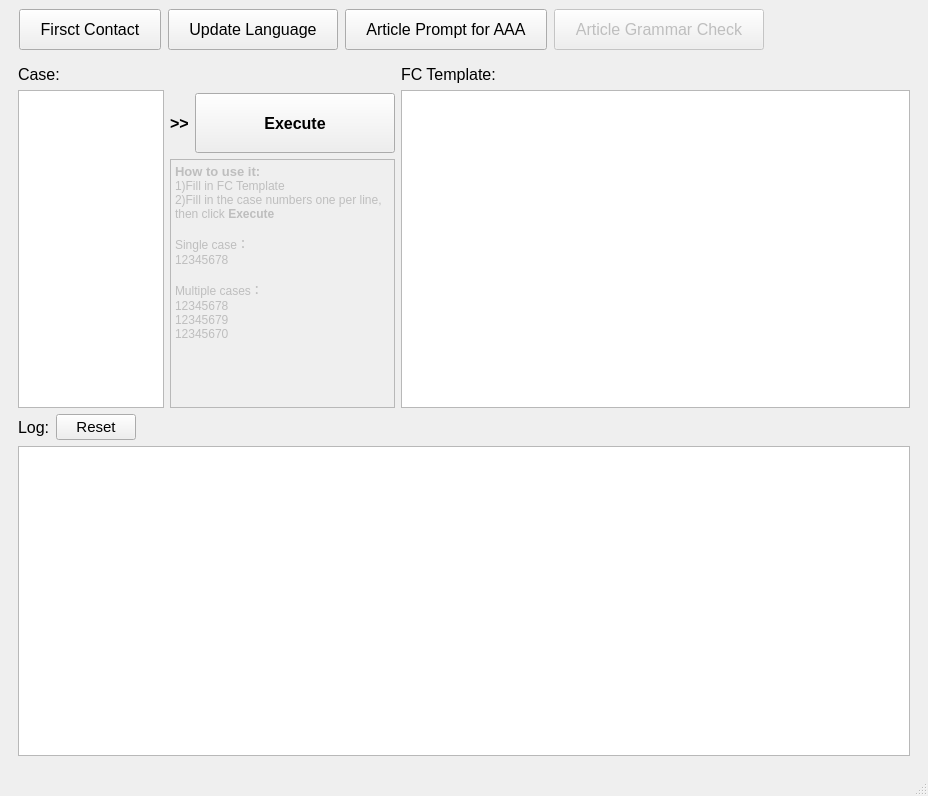
Qt form sfgui_v3.ui (dlgma0/SFTool) before a commit.
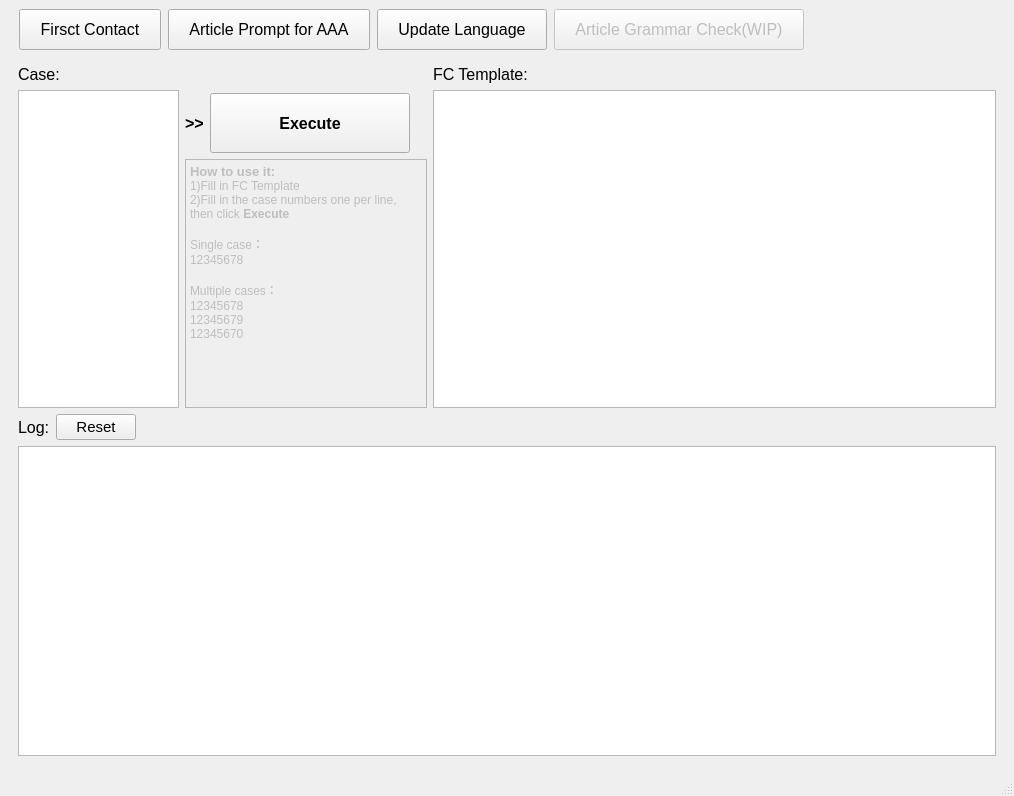
The same form after that commit.

```diff
--- a/sfgui_v3.ui
+++ b/sfgui_v3.ui
@@ -6,7 +6,7 @@
    <rect>
     <x>0</x>
     <y>0</y>
-    <width>928</width>
+    <width>1014</width>
     <height>796</height>
    </rect>
   </property>
@@ -118,18 +118,18 @@
                  <string>&lt;!DOCTYPE HTML PUBLIC &quot;-//W3C//DTD HTML 4.0//EN&quot; &quot;http://www.w3.org/TR/REC-html40/strict.dtd&quot;&gt;
 &lt;html&gt;&lt;head&gt;&lt;meta name=&quot;qrichtext&quot; content=&quot;1&quot; /&gt;&lt;style type=&quot;text/css&quot;&gt;
 p, li { white-space: pre-wrap; }
-&lt;/style&gt;&lt;/head&gt;&lt;body style=&quot; font-family:'SimSun'; font-size:9pt; font-weight:400; font-style:normal;&quot;&gt;
+&lt;/style&gt;&lt;/head&gt;&lt;body style=&quot; font-family:'SimSun'; font-size:7.2pt; font-weight:400; font-style:normal;&quot;&gt;
 &lt;p style=&quot; margin-top:0px; margin-bottom:0px; margin-left:0px; margin-right:0px; -qt-block-indent:0; text-indent:0px;&quot;&gt;&lt;span style=&quot; font-size:10pt; font-weight:600;&quot;&gt;How to use it:&lt;/span&gt;&lt;/p&gt;
-&lt;p style=&quot; margin-top:0px; margin-bottom:0px; margin-left:0px; margin-right:0px; -qt-block-indent:0; text-indent:0px;&quot;&gt;1)Fill in FC Template&lt;/p&gt;
-&lt;p style=&quot; margin-top:0px; margin-bottom:0px; margin-left:0px; margin-right:0px; -qt-block-indent:0; text-indent:0px;&quot;&gt;2)Fill in the case numbers one per line, then click &lt;span style=&quot; font-weight:600;&quot;&gt;Execute&lt;/span&gt;&lt;/p&gt;
-&lt;p style=&quot;-qt-paragraph-type:empty; margin-top:0px; margin-bottom:0px; margin-left:0px; margin-right:0px; -qt-block-indent:0; text-indent:0px; font-weight:600;&quot;&gt;&lt;br /&gt;&lt;/p&gt;
-&lt;p style=&quot; margin-top:0px; margin-bottom:0px; margin-left:0px; margin-right:0px; -qt-block-indent:0; text-indent:0px;&quot;&gt;Single case：&lt;/p&gt;
-&lt;p style=&quot; margin-top:0px; margin-bottom:0px; margin-left:0px; margin-right:0px; -qt-block-indent:0; text-indent:0px;&quot;&gt;12345678&lt;/p&gt;
-&lt;p style=&quot;-qt-paragraph-type:empty; margin-top:0px; margin-bottom:0px; margin-left:0px; margin-right:0px; -qt-block-indent:0; text-indent:0px;&quot;&gt;&lt;br /&gt;&lt;/p&gt;
-&lt;p style=&quot; margin-top:0px; margin-bottom:0px; margin-left:0px; margin-right:0px; -qt-block-indent:0; text-indent:0px;&quot;&gt;Multiple cases：&lt;/p&gt;
-&lt;p style=&quot; margin-top:0px; margin-bottom:0px; margin-left:0px; margin-right:0px; -qt-block-indent:0; text-indent:0px;&quot;&gt;12345678&lt;/p&gt;
-&lt;p style=&quot; margin-top:0px; margin-bottom:0px; margin-left:0px; margin-right:0px; -qt-block-indent:0; text-indent:0px;&quot;&gt;12345679&lt;/p&gt;
-&lt;p style=&quot; margin-top:0px; margin-bottom:0px; margin-left:0px; margin-right:0px; -qt-block-indent:0; text-indent:0px;&quot;&gt;12345670&lt;/p&gt;&lt;/body&gt;&lt;/html&gt;</string>
+&lt;p style=&quot; margin-top:0px; margin-bottom:0px; margin-left:0px; margin-right:0px; -qt-block-indent:0; text-indent:0px;&quot;&gt;&lt;span style=&quot; font-size:9pt;&quot;&gt;1)Fill in FC Template&lt;/span&gt;&lt;/p&gt;
+&lt;p style=&quot; margin-top:0px; margin-bottom:0px; margin-left:0px; margin-right:0px; -qt-block-indent:0; text-indent:0px;&quot;&gt;&lt;span style=&quot; font-size:9pt;&quot;&gt;2)Fill in the case numbers one per line, then click &lt;/span&gt;&lt;span style=&quot; font-size:9pt; font-weight:600;&quot;&gt;Execute&lt;/span&gt;&lt;/p&gt;
+&lt;p style=&quot;-qt-paragraph-type:empty; margin-top:0px; margin-bottom:0px; margin-left:0px; margin-right:0px; -qt-block-indent:0; text-indent:0px; font-size:9pt; font-weight:600;&quot;&gt;&lt;br /&gt;&lt;/p&gt;
+&lt;p style=&quot; margin-top:0px; margin-bottom:0px; margin-left:0px; margin-right:0px; -qt-block-indent:0; text-indent:0px;&quot;&gt;&lt;span style=&quot; font-size:9pt;&quot;&gt;Single case：&lt;/span&gt;&lt;/p&gt;
+&lt;p style=&quot; margin-top:0px; margin-bottom:0px; margin-left:0px; margin-right:0px; -qt-block-indent:0; text-indent:0px;&quot;&gt;&lt;span style=&quot; font-size:9pt;&quot;&gt;12345678&lt;/span&gt;&lt;/p&gt;
+&lt;p style=&quot;-qt-paragraph-type:empty; margin-top:0px; margin-bottom:0px; margin-left:0px; margin-right:0px; -qt-block-indent:0; text-indent:0px; font-size:9pt;&quot;&gt;&lt;br /&gt;&lt;/p&gt;
+&lt;p style=&quot; margin-top:0px; margin-bottom:0px; margin-left:0px; margin-right:0px; -qt-block-indent:0; text-indent:0px;&quot;&gt;&lt;span style=&quot; font-size:9pt;&quot;&gt;Multiple cases：&lt;/span&gt;&lt;/p&gt;
+&lt;p style=&quot; margin-top:0px; margin-bottom:0px; margin-left:0px; margin-right:0px; -qt-block-indent:0; text-indent:0px;&quot;&gt;&lt;span style=&quot; font-size:9pt;&quot;&gt;12345678&lt;/span&gt;&lt;/p&gt;
+&lt;p style=&quot; margin-top:0px; margin-bottom:0px; margin-left:0px; margin-right:0px; -qt-block-indent:0; text-indent:0px;&quot;&gt;&lt;span style=&quot; font-size:9pt;&quot;&gt;12345679&lt;/span&gt;&lt;/p&gt;
+&lt;p style=&quot; margin-top:0px; margin-bottom:0px; margin-left:0px; margin-right:0px; -qt-block-indent:0; text-indent:0px;&quot;&gt;&lt;span style=&quot; font-size:9pt;&quot;&gt;12345670&lt;/span&gt;&lt;/p&gt;&lt;/body&gt;&lt;/html&gt;</string>
                 </property>
                </widget>
               </item>
@@ -907,27 +907,6 @@
         </property>
        </widget>
       </item>
-      <item>
-       <widget class="QPushButton" name="btn_lang">
-        <property name="sizePolicy">
-         <sizepolicy hsizetype="Minimum" vsizetype="Fixed">
-          <horstretch>0</horstretch>
-          <verstretch>0</verstretch>
-         </sizepolicy>
-        </property>
-        <property name="font">
-         <font>
-          <pointsize>12</pointsize>
-         </font>
-        </property>
-        <property name="styleSheet">
-         <string notr="true">padding: 10px 20px;</string>
-        </property>
-        <property name="text">
-         <string>Update Language</string>
-        </property>
-       </widget>
-      </item>
       <item>
        <widget class="QPushButton" name="btn_prompt">
         <property name="font">
@@ -943,6 +922,27 @@
         </property>
        </widget>
       </item>
+      <item>
+       <widget class="QPushButton" name="btn_lang">
+        <property name="sizePolicy">
+         <sizepolicy hsizetype="Minimum" vsizetype="Fixed">
+          <horstretch>0</horstretch>
+          <verstretch>0</verstretch>
+         </sizepolicy>
+        </property>
+        <property name="font">
+         <font>
+          <pointsize>12</pointsize>
+         </font>
+        </property>
+        <property name="styleSheet">
+         <string notr="true">padding: 10px 20px;</string>
+        </property>
+        <property name="text">
+         <string>Update Language</string>
+        </property>
+       </widget>
+      </item>
       <item>
        <widget class="QPushButton" name="btn_grammar">
         <property name="enabled">
@@ -957,7 +957,7 @@
          <string notr="true">padding: 10px 20px;</string>
         </property>
         <property name="text">
-         <string>Article Grammar Check</string>
+         <string>Article Grammar Check(WIP)</string>
         </property>
         <property name="checkable">
          <bool>false</bool>
```
Left out of the diff: 52 changed lines with no effect on the pictures.
